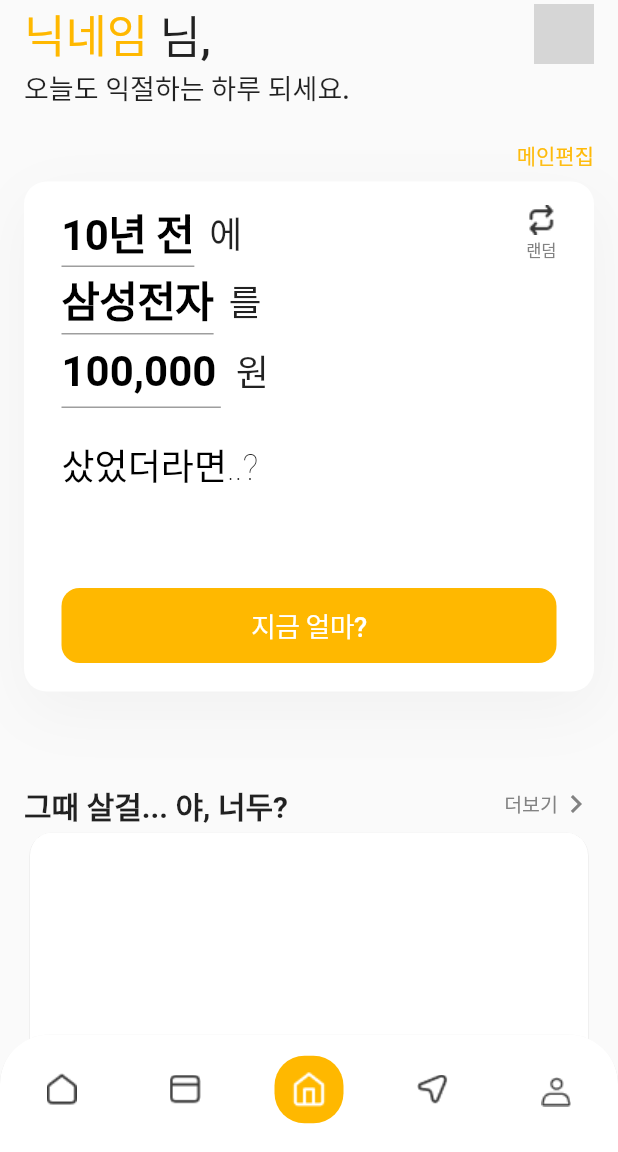
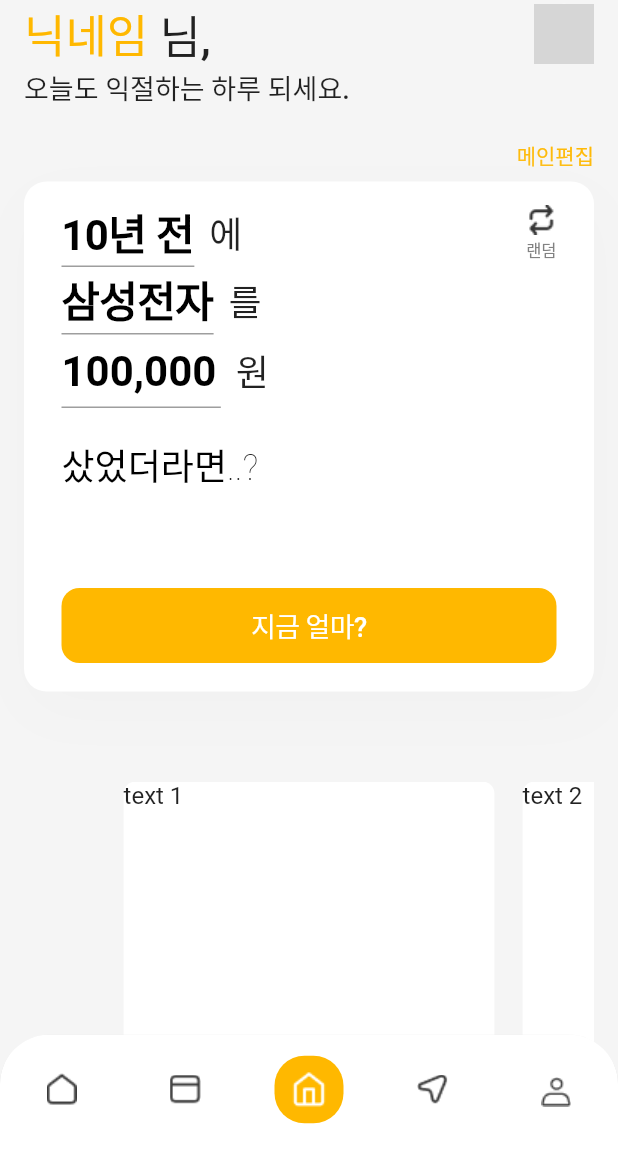
Before and after one commit to Fun-d-6th-Stock-King/should-have-bought-app, a Flutter app: the screen it shows after launch, on a phone screen of 412 x 824 dp, the part 84-1236 px from its top. Run offline on Flutter 3.47's test engine with Material 2 defaults, Android fonts, the phone set to English and light mode, and no system bars; drawn by our look-alikes of carousel_slider; our stand-ins replace auto_size_text, flutter_dotenv; network calls fail; grey boxes are pictures that could not be loaded.

Commit message:
전체적 UI 수정

```diff
--- a/lib/screens/main/main_screen.dart
+++ b/lib/screens/main/main_screen.dart
@@ -7,6 +7,7 @@ class MainScreen extends StatelessWidget {
   @override
   Widget build(BuildContext context) {
     return Scaffold(
+      backgroundColor: defaultBackgroundColor,
       body: SingleChildScrollView(
         child: Padding(
           padding: const EdgeInsets.only(left: 16, right: 16),
--- a/lib/widgets/hey_you_too.dart
+++ b/lib/widgets/hey_you_too.dart
@@ -1,3 +1,4 @@
+import 'package:carousel_slider/carousel_slider.dart';
 import 'package:flutter/cupertino.dart';
 import 'package:flutter/material.dart';
 import 'package:should_have_bought_app/models/calculator/calculator_stock.dart';
@@ -5,238 +6,231 @@ import 'package:should_have_bought_app/models/calculator/calculator_stock.dart';
 class HeyYouToo extends StatelessWidget {
   @override
   Widget build(BuildContext context) {
-    return Column(
-      children: <Widget>[
-        Container(
-          child: Row(
-            mainAxisAlignment: MainAxisAlignment.spaceBetween,
-            children: [
-              Text("그때 살걸... 야, 너두?",
-                  style: TextStyle(
-                    fontSize: 20,
-                    fontWeight: FontWeight.w700,
-                    height: 1.5,
-                  )),
-              Row(
-                children: [
-                  Text("더보기",
-                      style: TextStyle(
-                          fontSize: 13,
-                          fontWeight: FontWeight.w400,
-                          height: 1.5,
-                          color: Color(0xFF828282))),
-                  Icon(Icons.keyboard_arrow_right_outlined,
-                      color: Color(0xFF828282))
-                ],
+    return CarouselSlider(
+      options: CarouselOptions(
+        height: 213.0,
+        viewportFraction: 0.7,
+        enableInfiniteScroll: false,
       ),
-            ],
-          ),
-        ),
-        SizedBox(
-            height: 164,
-            child: Card(
-              elevation: 0.4,
-              shape: RoundedRectangleBorder(
-                borderRadius: BorderRadius.circular(15.0),
-              ),
-              child: Padding(
-                padding: EdgeInsets.symmetric(horizontal: 18.0),
-                child: Container(),
-              ),
-            )),
-        Container(
-          height: 158,
+      items: [1, 2, 3, 4, 5].map((i) {
+        return Builder(
+          builder: (context) {
+            return Container(
+              width: MediaQuery.of(context).size.width * 0.6,
               decoration: BoxDecoration(
-              borderRadius: BorderRadius.all(
-                Radius.circular(15.0),
-              ),
                 color: Colors.white,
-              boxShadow: [
-                BoxShadow(
-                  color: Colors.grey.withOpacity(0.3),
-                  spreadRadius: 1,
-                  blurRadius: 5,
-                  offset: Offset(0, 1),
-                )
-              ]),
-          child: Column(
-            children: <Widget>[
-              Container(
-                margin: EdgeInsets.only(
-                  top: 20,
-                  left: 20,
-                ),
-                child: Row(
-                  mainAxisAlignment: MainAxisAlignment.spaceBetween,
-                  children: <Widget>[
-                    Row(
-                      crossAxisAlignment: CrossAxisAlignment.end,
-                      children: [
-                        Text(
-                          '삼성전자',
-                          style: TextStyle(
-                              fontSize: 18, fontWeight: FontWeight.bold),
-                        ),
-                        SizedBox(
-                          width: 3,
-                        ),
-                        Text(
-                          '1분전',
-                          style: TextStyle(
-                            fontSize: 12,
-                            color: Color.fromARGB(255, 54, 54, 55),
-                          ),
-                        ),
-                      ],
-                    ),
-                    Container(
-                      margin: EdgeInsets.only(
-                        right: 20,
-                      ),
-                      child: Row(
-                        crossAxisAlignment: CrossAxisAlignment.end,
-                        children: <Widget>[
-                          Column(
-                            mainAxisAlignment: MainAxisAlignment.center,
-                            children: <Widget>[
-                              Icon(
-                                CupertinoIcons.triangle_fill,
-                                size: 13,
-                                color: Color(0xffFF6561),
-                              ),
-                              SizedBox(
-                                height: 3,
-                              ),
-                            ],
-                          ),
-                          Text(
-                            '100,000원',
-                            style: TextStyle(
-                              fontSize: 16,
-                              fontWeight: FontWeight.bold,
-                              color: Color(0xffFF6561),
-                            ),
-                          ),
-                          (300 > 0)
-                              ? Text(
-                                  '(+388%)',
-                                  style: TextStyle(
-                                    fontSize: 13,
-                                    color: Color(0xffFF6561),
-                                  ),
-                                )
-                              : Text(
-                                  '(-388%)',
-                                  style: TextStyle(
-                                    fontSize: 13,
-                                    color: Color(0xffFF6561),
-                                  ),
-                                ),
-                        ],
-                      ),
-                    )
-                  ],
-                ),
-              ),
-              Container(
-                height: 78,
-                margin: EdgeInsets.symmetric(
-                  horizontal: 17,
-                  vertical: 15,
-                ),
-                decoration: BoxDecoration(
-                  color: Color(0xffF4F4F4),
                 borderRadius: BorderRadius.all(
                   Radius.circular(8.0),
                 ),
               ),
-                child: LayoutBuilder(builder: (build, constraint) {
-                  return Row(
-                    mainAxisAlignment: MainAxisAlignment.spaceEvenly,
-                    children: <Widget>[
-                      Container(
-                        width: constraint.maxWidth * 0.4,
-                        child: Column(
-                          mainAxisAlignment: MainAxisAlignment.center,
-                          children: <Widget>[
-                            Container(
-                              width: 53,
-                              height: 23,
               child: Text(
-                                '날짜',
-                                textAlign: TextAlign.center,
-                                style: TextStyle(
-                                  fontSize: 13,
-                                  color: Colors.white,
-                                  fontWeight: FontWeight.w500,
+                'text $i',
+                style: TextStyle(fontSize: 16.0),
               ),
-                              ),
-                              decoration: BoxDecoration(
-                                  color: Color(0xff4F8AEF),
-                                  borderRadius:
-                                      BorderRadius.all(Radius.circular(20))),
-                            ),
-                            Container(
-                              child: Text(
-                                '100원',
-                                style: TextStyle(
-                                  fontSize: 18,
-                                  fontWeight: FontWeight.w500,
-                                ),
-                              ),
-                            )
-                          ],
-                        ),
-                      ),
-                      Container(
-                        width: constraint.maxWidth * 0.1,
-                        height: 51,
-                        child: VerticalDivider(
-                          color: Color(0xFF8E8E8E),
-                        ),
-                      ),
-                      Container(
-                        width: constraint.maxWidth * 0.4,
-                        child: Column(
-                          mainAxisAlignment: MainAxisAlignment.center,
-                          children: <Widget>[
-                            Container(
-                              width: 53,
-                              height: 23,
-                              child: Text(
-                                '현재가',
-                                textAlign: TextAlign.center,
-                                style: TextStyle(
-                                  fontSize: 13,
-                                  color: Colors.white,
-                                  fontWeight: FontWeight.w500,
-                                ),
-                              ),
-                              decoration: BoxDecoration(
-                                  color: Color(0xFFFFB800),
-                                  borderRadius:
-                                      BorderRadius.all(Radius.circular(20))),
-                            ),
-                            Container(
-                              child: Text(
-                                '100000/1주',
-                                style: TextStyle(
-                                  fontSize: 18,
-                                  fontWeight: FontWeight.w500,
-                                ),
-                              ),
-                            )
-                          ],
-                        ),
-                      ),
-                    ],
             );
-                }),
-              ),
-            ],
-          ),
-        )
-      ],
+          },
+        );
+      }).toList(),
     );
   }
 }
+
+// Row(
+//               mainAxisAlignment: MainAxisAlignment.spaceBetween,
+//               children: [
+//                 Text("그때 살걸... 야, 너두?",
+//                     style: TextStyle(
+//                       fontSize: 20,
+//                       fontWeight: FontWeight.w700,
+//                       height: 1.5,
+//                     )),
+//                 Row(
+//                   children: [
+//                     Text("더보기",
+//                         style: TextStyle(
+//                             fontSize: 13,
+//                             fontWeight: FontWeight.w400,
+//                             height: 1.5,
+//                             color: Color(0xFF828282))),
+//                     Icon(Icons.keyboard_arrow_right_outlined,
+//                         color: Color(0xFF828282))
+//                   ],
+//                 ),
+//               ],
+//             ),
+
+// children: <Widget>[
+//     Container(
+//       margin: EdgeInsets.only(
+//         top: 20,
+//         left: 20,
+//       ),
+//       child: Row(
+//         mainAxisAlignment: MainAxisAlignment.spaceBetween,
+//         children: <Widget>[
+//           Row(
+//             crossAxisAlignment: CrossAxisAlignment.end,
+//             children: [
+//               Text(
+//                 '삼성전자',
+//                 style: TextStyle(
+//                     fontSize: 18, fontWeight: FontWeight.bold),
+//               ),
+//               SizedBox(
+//                 width: 3,
+//               ),
+//               Text(
+//                 '1분전',
+//                 style: TextStyle(
+//                   fontSize: 12,
+//                   color: Color.fromARGB(255, 54, 54, 55),
+//                 ),
+//               ),
+//             ],
+//           ),
+//           Container(
+//             margin: EdgeInsets.only(
+//               right: 20,
+//             ),
+//             child: Row(
+//               crossAxisAlignment: CrossAxisAlignment.end,
+//               children: <Widget>[
+//                 Column(
+//                   mainAxisAlignment: MainAxisAlignment.center,
+//                   children: <Widget>[
+//                     Icon(
+//                       CupertinoIcons.triangle_fill,
+//                       size: 13,
+//                       color: Color(0xffFF6561),
+//                     ),
+//                     SizedBox(
+//                       height: 3,
+//                     ),
+//                   ],
+//                 ),
+//                 Text(
+//                   '100,000원',
+//                   style: TextStyle(
+//                     fontSize: 16,
+//                     fontWeight: FontWeight.bold,
+//                     color: Color(0xffFF6561),
+//                   ),
+//                 ),
+//                 (300 > 0)
+//                     ? Text(
+//                         '(+388%)',
+//                         style: TextStyle(
+//                           fontSize: 13,
+//                           color: Color(0xffFF6561),
+//                         ),
+//                       )
+//                     : Text(
+//                         '(-388%)',
+//                         style: TextStyle(
+//                           fontSize: 13,
+//                           color: Color(0xffFF6561),
+//                         ),
+//                       ),
+//               ],
+//             ),
+//           )
+//         ],
+//       ),
+//     ),
+//     Container(
+//       height: 78,
+//       margin: EdgeInsets.symmetric(
+//         horizontal: 17,
+//         vertical: 15,
+//       ),
+//       decoration: BoxDecoration(
+//         color: Color(0xffF4F4F4),
+//         borderRadius: BorderRadius.all(
+//           Radius.circular(8.0),
+//         ),
+//       ),
+//       child: LayoutBuilder(builder: (build, constraint) {
+//         return Row(
+//           mainAxisAlignment: MainAxisAlignment.spaceEvenly,
+//           children: <Widget>[
+//             Container(
+//               width: constraint.maxWidth * 0.4,
+//               child: Column(
+//                 mainAxisAlignment: MainAxisAlignment.center,
+//                 children: <Widget>[
+//                   Container(
+//                     width: 53,
+//                     height: 23,
+//                     child: Text(
+//                       '날짜',
+//                       textAlign: TextAlign.center,
+//                       style: TextStyle(
+//                         fontSize: 13,
+//                         color: Colors.white,
+//                         fontWeight: FontWeight.w500,
+//                       ),
+//                     ),
+//                     decoration: BoxDecoration(
+//                         color: Color(0xff4F8AEF),
+//                         borderRadius:
+//                             BorderRadius.all(Radius.circular(20))),
+//                   ),
+//                   Container(
+//                     child: Text(
+//                       '100원',
+//                       style: TextStyle(
+//                         fontSize: 18,
+//                         fontWeight: FontWeight.w500,
+//                       ),
+//                     ),
+//                   )
+//                 ],
+//               ),
+//             ),
+//             Container(
+//               width: constraint.maxWidth * 0.1,
+//               height: 51,
+//               child: VerticalDivider(
+//                 color: Color(0xFF8E8E8E),
+//               ),
+//             ),
+//             Container(
+//               width: constraint.maxWidth * 0.4,
+//               child: Column(
+//                 mainAxisAlignment: MainAxisAlignment.center,
+//                 children: <Widget>[
+//                   Container(
+//                     width: 53,
+//                     height: 23,
+//                     child: Text(
+//                       '현재가',
+//                       textAlign: TextAlign.center,
+//                       style: TextStyle(
+//                         fontSize: 13,
+//                         color: Colors.white,
+//                         fontWeight: FontWeight.w500,
+//                       ),
+//                     ),
+//                     decoration: BoxDecoration(
+//                         color: Color(0xFFFFB800),
+//                         borderRadius:
+//                             BorderRadius.all(Radius.circular(20))),
+//                   ),
+//                   Container(
+//                     child: Text(
+//                       '100000/1주',
+//                       style: TextStyle(
+//                         fontSize: 18,
+//                         fontWeight: FontWeight.w500,
+//                       ),
+//                     ),
+//                   )
+//                 ],
+//               ),
+//             ),
+//           ],
+//         );
+//       }),
+//     ),
+//   ],
+//
```
Lines whose indentation alone changed are shown as unchanged.
